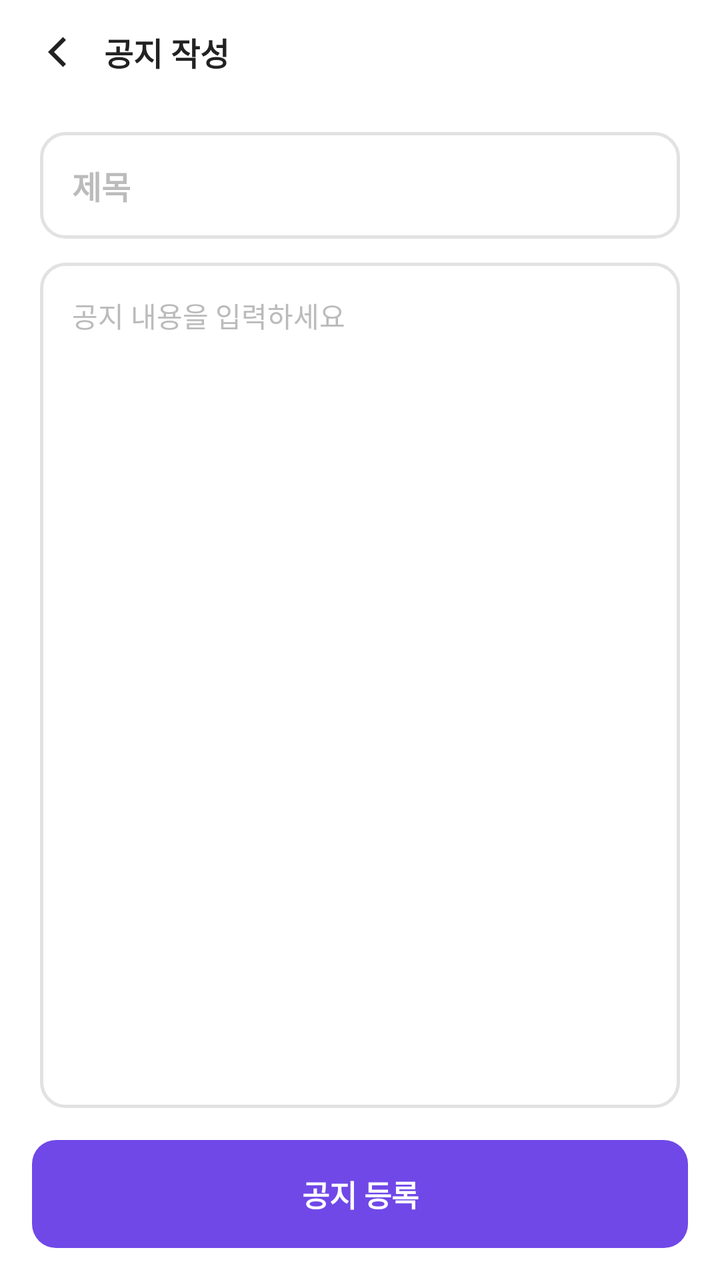
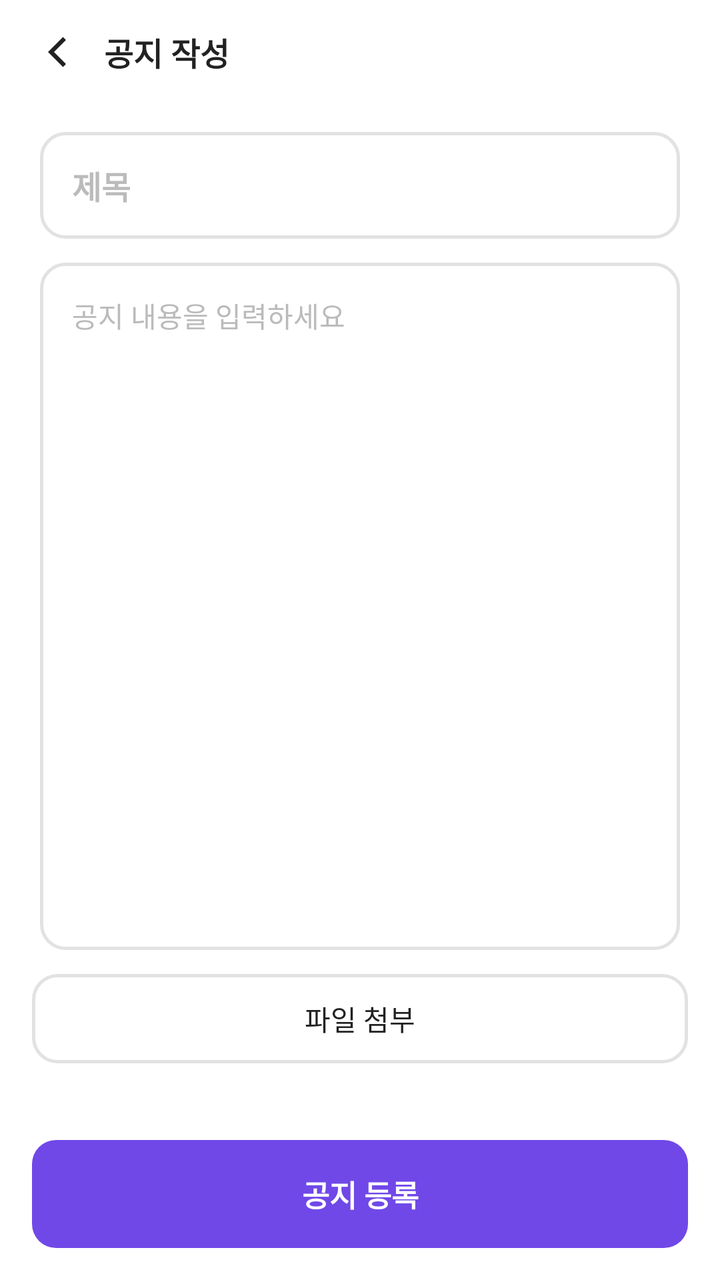

The first picture is an Android layout as it rendered before a commit; the second is the same layout after the commit. The layout source and the unified diff follow.
<!-- AndroidManifest.xml: application theme Theme.PTManagerEmployer -->
<!-- res/layout/activity_notice_write.xml -->
<?xml version="1.0" encoding="utf-8"?>
<LinearLayout xmlns:android="http://schemas.android.com/apk/res/android"
    android:id="@+id/write_root"
    android:layout_width="match_parent"
    android:layout_height="match_parent"
    android:orientation="vertical"
    android:background="@color/white">

    <LinearLayout
        android:layout_width="match_parent"
        android:layout_height="wrap_content"
        android:orientation="horizontal"
        android:gravity="center_vertical"
        android:paddingHorizontal="8dp"
        android:paddingVertical="6dp">

        <ImageView
            android:id="@+id/btn_back"
            android:layout_width="40dp"
            android:layout_height="40dp"
            android:padding="8dp"
            android:src="@drawable/ic_back"
            android:background="?attr/selectableItemBackgroundBorderless"
            android:contentDescription="뒤로" />

        <TextView
            android:layout_width="wrap_content"
            android:layout_height="wrap_content"
            android:layout_marginStart="4dp"
            android:text="공지 작성"
            android:textColor="@color/text_primary"
            android:textSize="16sp"
            android:textStyle="bold" />
    </LinearLayout>

    <LinearLayout
        android:layout_width="match_parent"
        android:layout_height="0dp"
        android:layout_weight="1"
        android:orientation="vertical"
        android:paddingHorizontal="20dp"
        android:paddingTop="14dp">

        <EditText
            android:id="@+id/input_title"
            android:layout_width="match_parent"
            android:layout_height="wrap_content"
            android:background="@drawable/bg_input"
            android:hint="제목"
            android:textColorHint="@color/text_hint"
            android:textColor="@color/text_primary"
            android:textSize="16sp"
            android:textStyle="bold"
            android:inputType="text"
            android:paddingHorizontal="16dp"
            android:paddingVertical="15dp" />

        <EditText
            android:id="@+id/input_body"
            android:layout_width="match_parent"
            android:layout_height="0dp"
            android:layout_weight="1"
            android:layout_marginTop="12dp"
            android:background="@drawable/bg_input"
            android:hint="공지 내용을 입력하세요"
            android:textColorHint="@color/text_hint"
            android:textColor="@color/text_primary"
            android:textSize="14sp"
            android:gravity="top"
            android:inputType="textMultiLine"
            android:padding="16dp" />
    </LinearLayout>

    <TextView
        android:id="@+id/btn_publish"
        android:layout_width="match_parent"
        android:layout_height="wrap_content"
        android:layout_margin="16dp"
        android:background="@drawable/bg_btn_primary"
        android:text="공지 등록"
        android:textColor="@color/white"
        android:textSize="15sp"
        android:textStyle="bold"
        android:gravity="center"
        android:paddingVertical="16dp"
        android:foreground="?attr/selectableItemBackground" />
</LinearLayout>
<!-- resources referenced by this layout -->
<resources>
  <color name="text_hint">#BBBBBB</color>
  <color name="text_primary">#222222</color>
  <color name="white">#FFFFFFFF</color>
  <!-- drawable bg_btn_primary (drawable) -->
  <?xml version="1.0" encoding="utf-8"?>
  <shape xmlns:android="http://schemas.android.com/apk/res/android" android:shape="rectangle">
      <solid android:color="@color/brand" />
      <corners android:radius="12dp" />
  </shape>
  <!-- drawable bg_input (drawable) -->
  <?xml version="1.0" encoding="utf-8"?>
  <shape xmlns:android="http://schemas.android.com/apk/res/android" android:shape="rectangle">
      <solid android:color="@color/white" />
      <corners android:radius="12dp" />
      <stroke android:width="1.5dp" android:color="@color/input_border" />
  </shape>
  <!-- drawable ic_back (drawable) -->
  <vector xmlns:android="http://schemas.android.com/apk/res/android"
      android:width="24dp" android:height="24dp"
      android:viewportWidth="24" android:viewportHeight="24">
      <path android:fillColor="#222222"
          android:pathData="M15.5,4.5l-7.5,7.5l7.5,7.5l1.5,-1.5l-6,-6l6,-6z" />
  </vector>
  <style name="Theme.PTManagerEmployer" parent="Base.Theme.PTManagerEmployer" />
  <color name="brand">#7048E8</color>
  <color name="input_border">#E2E2E2</color>
  <style name="Base.Theme.PTManagerEmployer" parent="Theme.Material3.Light.NoActionBar">
          <item name="colorPrimary">@color/brand</item>
          <item name="colorOnPrimary">@color/white</item>
          <item name="colorSurface">@color/white</item>
          <item name="colorOnSurface">@color/text_primary</item>
          <item name="android:colorBackground">@color/white</item>
          <item name="android:statusBarColor">@color/white</item>
          <item name="android:navigationBarColor">@color/white</item>
          <item name="android:windowLightStatusBar">true</item>
          <item name="android:windowLightNavigationBar" tools:targetApi="o_mr1">true</item>
      </style>
</resources>

<!-- the commit's change to res/layout/activity_notice_write.xml (unified diff, before → after) -->
@@ -72,6 +72,29 @@
     </LinearLayout>
 
     <TextView
+        android:id="@+id/btn_attach"
+        android:layout_width="match_parent"
+        android:layout_height="wrap_content"
+        android:layout_marginHorizontal="16dp"
+        android:layout_marginTop="12dp"
+        android:background="@drawable/bg_input"
+        android:text="파일 첨부"
+        android:textColor="@color/text_primary"
+        android:textSize="14sp"
+        android:gravity="center"
+        android:paddingVertical="12dp"
+        android:foreground="?attr/selectableItemBackground" />
+
+    <TextView
+        android:id="@+id/tv_attach"
+        android:layout_width="match_parent"
+        android:layout_height="wrap_content"
+        android:layout_marginHorizontal="16dp"
+        android:layout_marginTop="6dp"
+        android:textColor="@color/text_hint"
+        android:textSize="12sp" />
+
+    <TextView
         android:id="@+id/btn_publish"
         android:layout_width="match_parent"
         android:layout_height="wrap_content"
